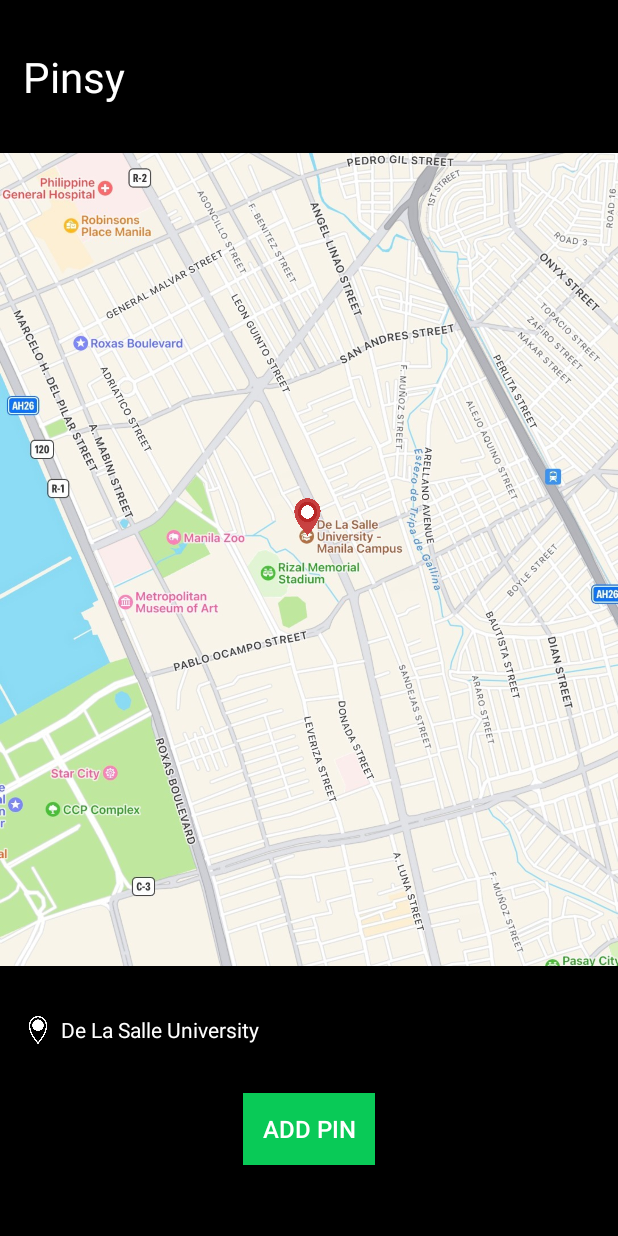
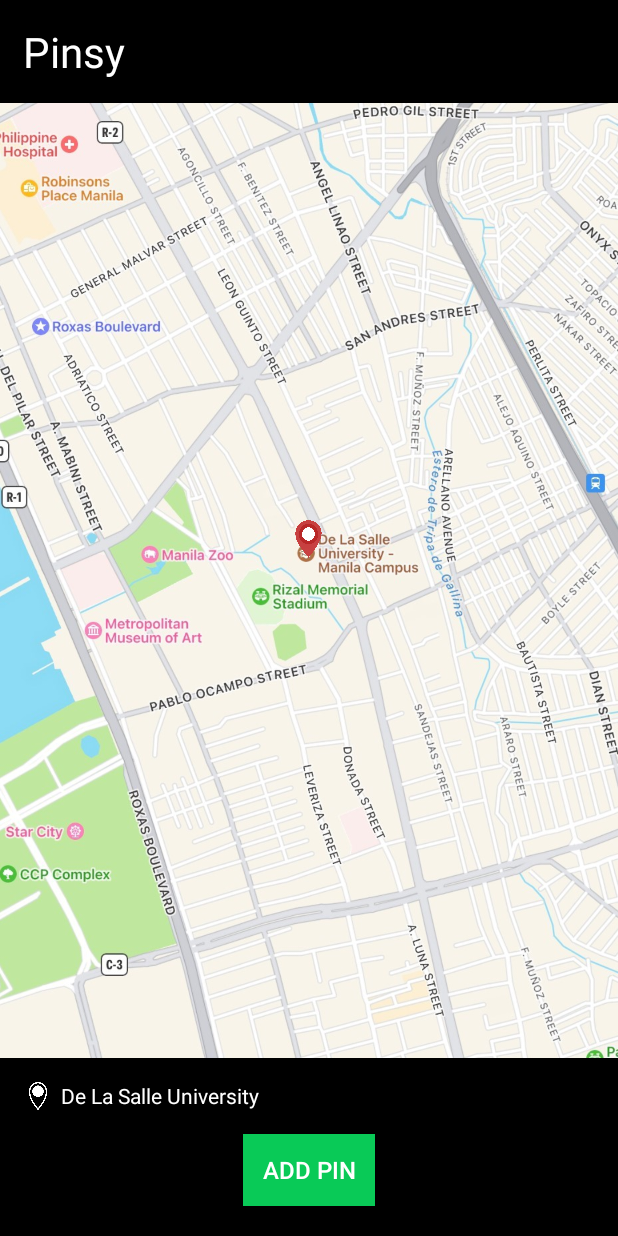
Before and after one commit to ssamu801/MOBDEVE_MCO2, an Android app: the screen it shows after launch (MainActivity), on a phone screen of 412 x 824 dp. Run offline under Robolectric (Android 15) with nearby library versions, the phone set to English and light mode, and no system bars.

Commit message:
Home fix

```diff
--- a/app/src/main/res/layout/activity_main.xml
+++ b/app/src/main/res/layout/activity_main.xml
@@ -8,49 +8,66 @@
     tools:context=".MainActivity">
 
 
+    <LinearLayout
+        android:layout_width="match_parent"
+        android:layout_height="match_parent"
+        app:layout_constraintStart_toStartOf="parent"
+        app:layout_constraintTop_toTopOf="parent"
+        app:layout_constraintBottom_toBottomOf="parent"
+        android:orientation="vertical">
+
         <TextView
             android:id="@+id/logoTv"
             android:layout_width="wrap_content"
             android:layout_height="wrap_content"
+            android:layout_marginTop="15dp"
             android:layout_marginStart="15dp"
             android:text="Pinsy"
             android:textColor="#FFFFFF"
             android:textSize="28sp"
-        app:layout_constraintBottom_toTopOf="@id/imageIv"
-        app:layout_constraintStart_toStartOf="parent"
-        app:layout_constraintTop_toTopOf="parent" />
+            app:layout_constraintBottom_toTopOf="@id/fl1" />
 
-    <ImageView
-        android:id="@+id/imageIv"
-        android:layout_width="wrap_content"
+        <FrameLayout
+            android:id="@+id/fl1"
+            android:layout_width="match_parent"
             android:layout_height="wrap_content"
-        android:adjustViewBounds="true"
             app:layout_constraintBottom_toTopOf="@id/ll1"
             app:layout_constraintEnd_toEndOf="parent"
             app:layout_constraintStart_toStartOf="parent"
             app:layout_constraintTop_toBottomOf="@id/logoTv"
+            android:layout_weight="0.7">
+
+            <ImageView
+                android:id="@+id/imageIv"
+                android:layout_width="match_parent"
+                android:layout_height="match_parent"
+                android:layout_weight="0.5"
+                android:layout_marginTop="15dp"
+                android:adjustViewBounds="true"
+                android:scaleType="centerCrop"
                 app:srcCompat="@drawable/map" />
 
             <ImageButton
                 android:id="@+id/redPinBtn"
                 android:layout_width="18dp"
                 android:layout_height="25dp"
-        android:layout_marginStart="196dp"
-        android:layout_marginTop="230dp"
-        android:background="@drawable/red_pin"
-        app:layout_constraintStart_toStartOf="@id/imageIv"
-        app:layout_constraintTop_toBottomOf="@id/imageIv"
-        app:layout_constraintTop_toTopOf="@id/imageIv" />
+                android:layout_marginBottom="20dp"
+                android:layout_gravity="center"
+                android:background="@drawable/red_pin" />
+
+        </FrameLayout>
 
         <LinearLayout
             android:id="@+id/ll1"
             android:layout_width="match_parent"
             android:layout_height="wrap_content"
             android:layout_marginStart="15dp"
+            android:layout_marginTop="15dp"
+            android:layout_marginBottom="10dp"
             android:orientation="horizontal"
             app:layout_constraintBottom_toTopOf="@id/addBtn"
             app:layout_constraintStart_toStartOf="parent"
-        app:layout_constraintTop_toBottomOf="@id/imageIv">
+            app:layout_constraintTop_toBottomOf="@id/fl1">
 
 
             <ImageView
@@ -69,19 +86,19 @@
 
         </LinearLayout>
 
-
         <Button
             android:id="@+id/addBtn"
             android:layout_width="wrap_content"
             android:layout_height="wrap_content"
-        android:layout_marginBottom="15dp"
+            android:layout_marginTop="5dp"
+            android:layout_marginBottom="20dp"
             android:background="#09CA57"
             android:text="Add Pin"
             android:textColor="@color/white"
             android:textSize="16sp"
-        app:layout_constraintBottom_toBottomOf="parent"
-        app:layout_constraintEnd_toEndOf="parent"
-        app:layout_constraintStart_toStartOf="parent"
-        app:layout_constraintTop_toBottomOf="@id/ll1" />
+            android:layout_gravity="center_horizontal"/>
+
+    </LinearLayout>
+
 
 </androidx.constraintlayout.widget.ConstraintLayout>
```
Lines whose indentation alone changed are shown as unchanged.
